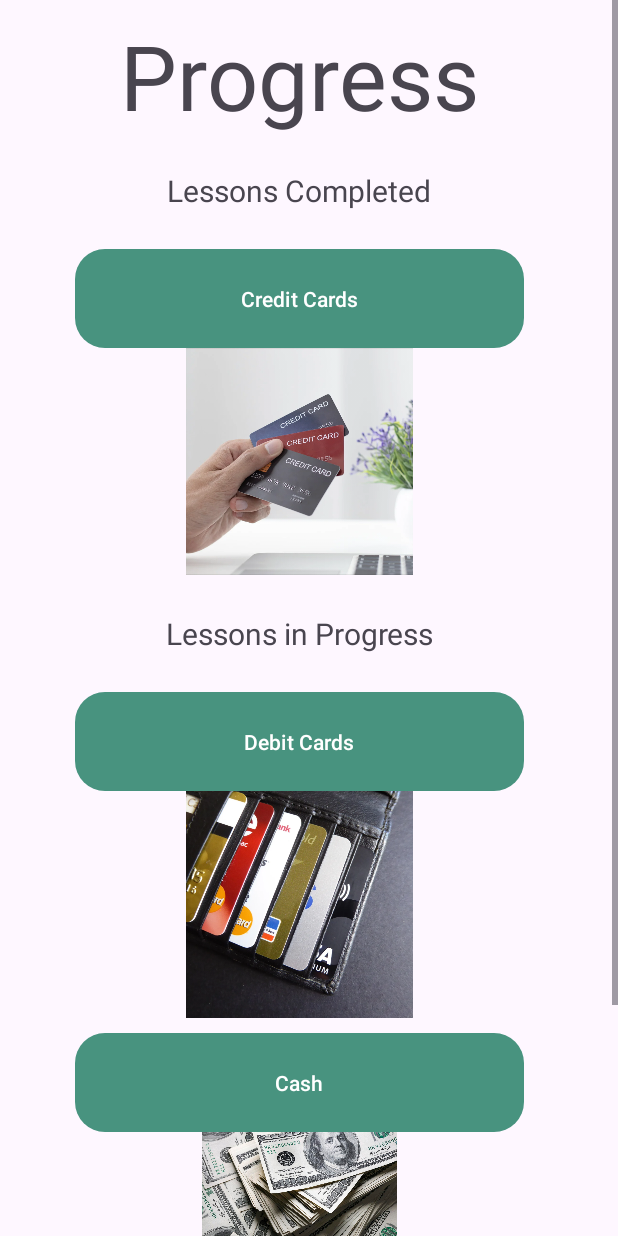
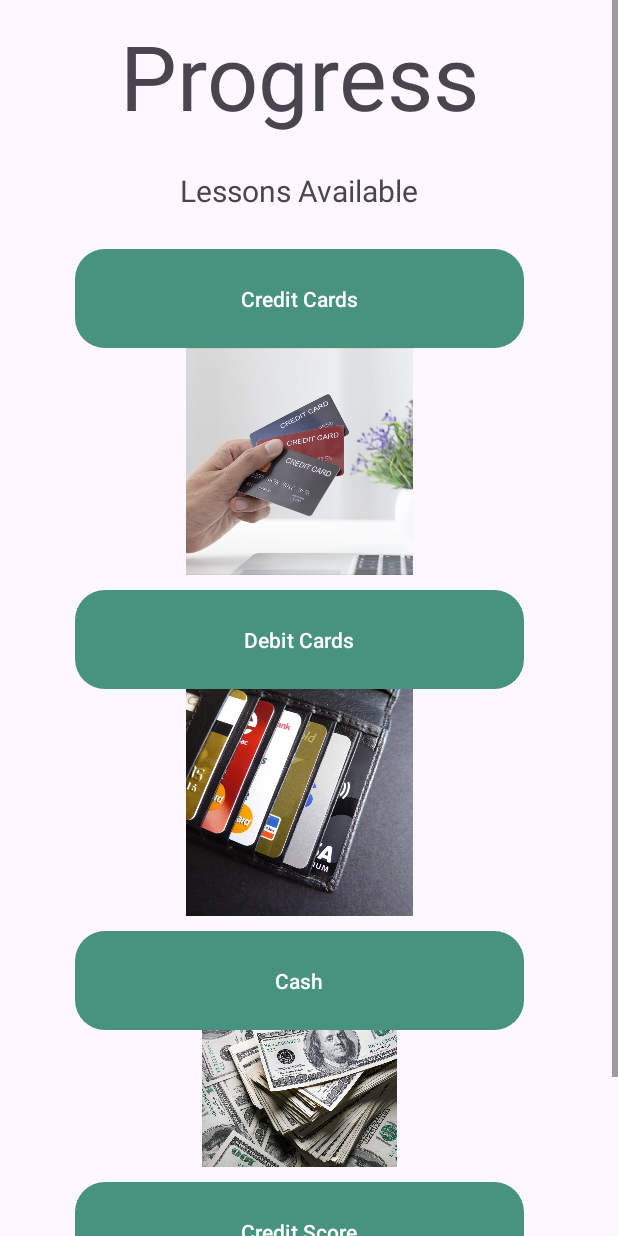
Before and after one commit to Sharkkk111/Ask_MainReal, an Android app built with Jetpack Compose: the HomePage screen opened directly, with no data from a screen before it, on a phone screen of 412 x 824 dp. Run offline under Robolectric (Android 15) with nearby library versions, the phone set to English and light mode, and no system bars.

```diff
--- a/app/src/main/res/layout/home_page.xml
+++ b/app/src/main/res/layout/home_page.xml
@@ -35,7 +35,7 @@
         android:layout_width="match_parent"
         android:layout_height="78dp"
         android:gravity="center"
-        android:text="@string/lessons_completed"
+        android:text="@string/lessons_available"
         android:textSize="20sp"
         app:layout_constraintBottom_toBottomOf="parent"
         app:layout_constraintEnd_toEndOf="parent"
@@ -64,22 +64,10 @@
                 android:layout_height="151dp"
                 app:srcCompat="@drawable/creditcard"
                 tools:layout_editor_absoluteX="107dp"
-                tools:layout_editor_absoluteY="323dp" />
+                tools:layout_editor_absoluteY="323dp"
+                android:layout_marginBottom="10dp"/>
         </TableRow>
-    <TableRow>
-
-        <TextView
-            android:layout_width="299dp"
-            android:layout_height="78dp"
-            android:gravity="center"
-            android:text="@string/lessons_in_progress"
-            android:textSize="20sp"
-            app:layout_constraintBottom_toBottomOf="parent"
-            app:layout_constraintEnd_toEndOf="parent"
-            app:layout_constraintStart_toStartOf="parent"
-            app:layout_constraintTop_toTopOf="parent"
-            app:layout_constraintVertical_bias="0.209" />
-    </TableRow>
+    <TableRow/>
         <TableRow>
 
             <Button
--- a/app/src/main/res/values/strings.xml
+++ b/app/src/main/res/values/strings.xml
@@ -3,7 +3,7 @@
     <string name="credit_vs_debit_vs_cash_module">Credit vs Debit vs Cash Module</string>
     <string name="title_activity_home_page">HomePage</string>
     <string name="progress">Progress</string>
-    <string name="lessons_completed">Lessons Completed</string>
+    <string name="lessons_available">Lessons Available</string>
     <string name="lessons_in_progress">Lessons in Progress</string>
     <string name="home">Home</string>
     <string name="cash">Cash</string>
```
Also changed, not shown: app/src/main/java/com/example/ask_mainreal/Quiz_1_4_1.java (+79 -6 lines).
